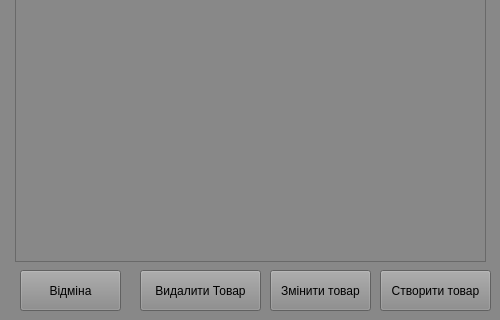
This is adminpanel.ui in BeanDx/zoo-shop-qt-coursework as Qt 5 draws it before an edit; both pictures show x 0 to 500 and y 190 to 510 of the 500 by 510 pixel window. The edited form follows.
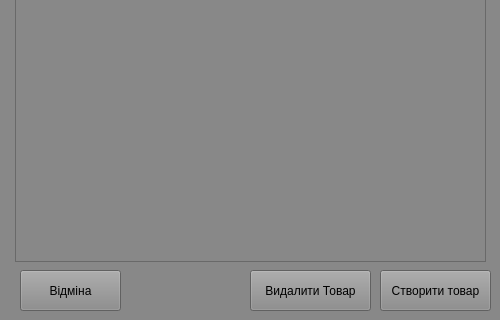
This is the edited form.

Commit message: Added functionality for creating a product in the admin panel. The image is not loading yet.

```diff
--- a/adminpanel.ui
+++ b/adminpanel.ui
@@ -57,7 +57,7 @@
   <widget class="QPushButton" name="deleteItemAdminPanel">
    <property name="geometry">
     <rect>
-     <x>140</x>
+     <x>250</x>
      <y>460</y>
      <width>121</width>
      <height>41</height>
@@ -67,19 +67,6 @@
     <string>Видалити Товар</string>
    </property>
   </widget>
-  <widget class="QPushButton" name="changeItemAdminPanel">
-   <property name="geometry">
-    <rect>
-     <x>270</x>
-     <y>460</y>
-     <width>101</width>
-     <height>41</height>
-    </rect>
-   </property>
-   <property name="text">
-    <string>Змiнити товар</string>
-   </property>
-  </widget>
   <widget class="QPushButton" name="createItemAdminPanel">
    <property name="geometry">
     <rect>
```
The commit also changes 3 other files.
